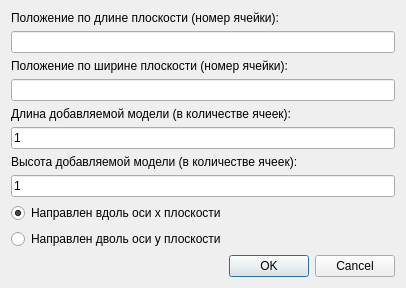
First picture: the form in Proj/placechooser.ui, repository TheSawIsTheLaw/ComputerGraphicsCoursework, before the edit.
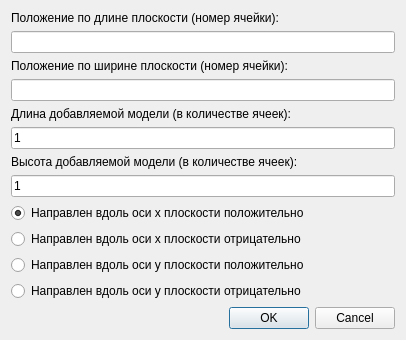
Second picture: the form after the edit.

What changed in the file:
```diff
--- a/Proj/placechooser.ui
+++ b/Proj/placechooser.ui
@@ -70,7 +70,7 @@
      <item>
       <widget class="QRadioButton" name="radioButton">
        <property name="text">
-        <string>Направлен вдоль оси x плоскости</string>
+        <string>Направлен вдоль оси x плоскости положительно</string>
        </property>
        <property name="checkable">
         <bool>true</bool>
@@ -83,7 +83,21 @@
      <item>
       <widget class="QRadioButton" name="radioButton_2">
        <property name="text">
-        <string>Направлен дволь оси y плоскости</string>
+        <string>Направлен вдоль оси x плоскости отрицательно</string>
+       </property>
+      </widget>
+     </item>
+     <item>
+      <widget class="QRadioButton" name="radioButton_3">
+       <property name="text">
+        <string>Направлен вдоль оси y плоскости положительно</string>
+       </property>
+      </widget>
+     </item>
+     <item>
+      <widget class="QRadioButton" name="radioButton_4">
+       <property name="text">
+        <string>Направлен вдоль оси y плоскости отрицательно</string>
        </property>
       </widget>
      </item>
```
